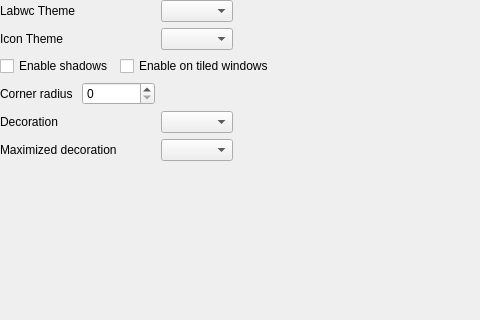
First picture: the form in src/appearance.ui, repository labwc/labwc-tweaks, before the edit; both pictures show x 0 to 480 and y 0 to 320 of the 581 by 596 pixel window.
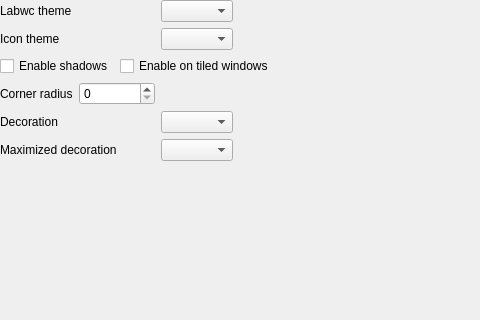
Second picture: the form after the edit.

Diff of the .ui file:
```diff
--- a/src/appearance.ui
+++ b/src/appearance.ui
@@ -24,7 +24,7 @@
     <item row="0" column="0">
      <widget class="QLabel" name="label">
       <property name="text">
-       <string>Labwc Theme</string>
+       <string>Labwc theme</string>
       </property>
      </widget>
     </item>
@@ -49,7 +49,7 @@
     <item row="1" column="0">
      <widget class="QLabel" name="label_1">
       <property name="text">
-       <string>Icon Theme</string>
+       <string>Icon theme</string>
       </property>
      </widget>
     </item>
```
